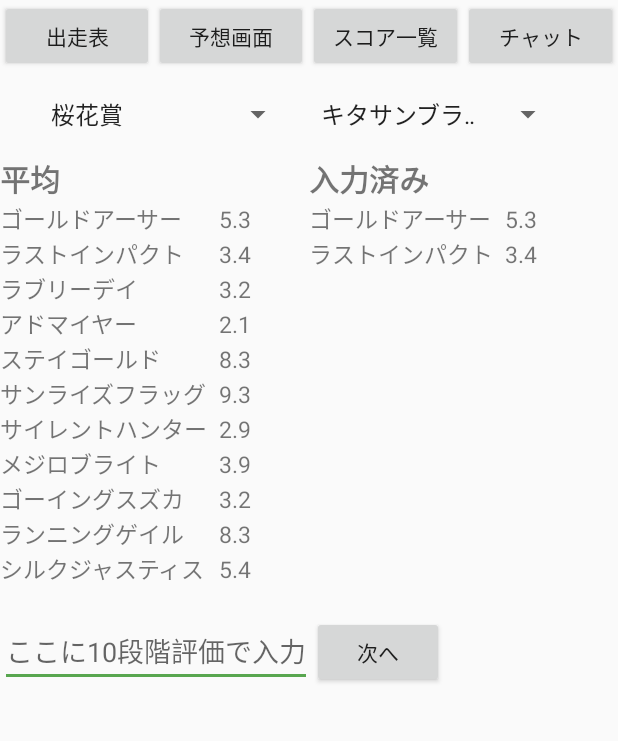
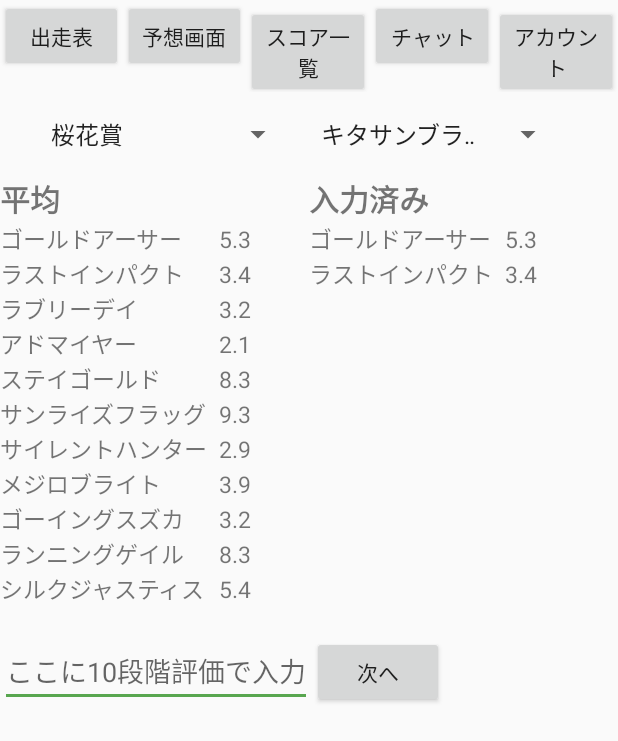
Before and after one commit to taichi1101/KEIBA2, an Android app: the screen it shows after launch (CalcActivity), after a tap on "予想画面", on a phone screen of 412 x 824 dp. Shown: the top 741 px of the screen. Run offline under Robolectric (Android 15) with nearby library versions, the phone set to English and light mode, and no system bars.

Commit message:
アカウントActivityを作って、どこからでも行けるようにした

```diff
--- a/app/src/main/AndroidManifest.xml
+++ b/app/src/main/AndroidManifest.xml
@@ -23,7 +23,8 @@
         <activity android:name=".UserInfoViewPagerAdapter" />
         <activity android:name=".TotalActivity" />
         <activity android:name=".ChatActivity" />
-        <activity android:name=".ArrayListAdapter"></activity>
+        <activity android:name=".ArrayListAdapter" />
+        <activity android:name=".AccountActivity"></activity>
     </application>
 
 </manifest>
--- a/app/src/main/java/com/example/android/sample/keiba/CalcActivity.java
+++ b/app/src/main/java/com/example/android/sample/keiba/CalcActivity.java
@@ -28,6 +28,7 @@ public class CalcActivity extends AppCompatActivity implements View.OnClickListe
     Button pushChatButton;
     Button pushTotalButton;
     Button pushMainButton;
+    Button pushAccountButton;
 
     //    レースのspinner
     Spinner idRaceSpinner;
@@ -49,12 +50,13 @@ public class CalcActivity extends AppCompatActivity implements View.OnClickListe
         pushChatButton=(Button)findViewById(R.id.pushChatButton);
         pushTotalButton=(Button)findViewById(R.id.pushTotalButton);
         pushMainButton=(Button)findViewById(R.id.pushRaceOrderButton);
+        pushAccountButton=(Button)findViewById(R.id.pushAccountButton);
 
 
         pushChatButton.setOnClickListener(this);
         pushTotalButton.setOnClickListener(this);
         pushMainButton.setOnClickListener(this);
-
+        pushAccountButton.setOnClickListener(this);
 
 
 
@@ -246,12 +248,13 @@ public class CalcActivity extends AppCompatActivity implements View.OnClickListe
         @Override
     public void onClick(View view) {
 
+            Intent intent;
 
         switch (view.getId()) {
             case R.id.pushChatButton:
 
                 //次のデータ入力画面にいくボタンが押されたので、処理する
-                Intent intent = new Intent(this, ChatActivity.class);
+                intent = new Intent(this, ChatActivity.class);
                 startActivity(intent);
                 break;
 
@@ -265,6 +268,10 @@ public class CalcActivity extends AppCompatActivity implements View.OnClickListe
                 intent = new Intent(this, MainActivity.class);
                 startActivity(intent);
                 break;
+
+            case R.id.pushAccountButton:
+                intent= new Intent(this,AccountActivity.class);
+                startActivity(intent);
 
         }
     }
--- a/app/src/main/java/com/example/android/sample/keiba/MainActivity.java
+++ b/app/src/main/java/com/example/android/sample/keiba/MainActivity.java
@@ -20,6 +20,7 @@ public class MainActivity extends Activity implements View.OnClickListener {
     Button pushCalcButton;
     Button pushTotalButton;
     Button pushChatButton;
+    Button pushAccountButton;
 
     //    レースのspinner
     Spinner idRaceSpinner;
@@ -38,10 +39,12 @@ public class MainActivity extends Activity implements View.OnClickListener {
         pushCalcButton=(Button)findViewById(R.id.pushCalcButton);
         pushTotalButton=(Button)findViewById(R.id.pushTotalButton);
         pushChatButton=(Button)findViewById(R.id.pushChatButton);
+        pushAccountButton=(Button)findViewById(R.id.pushAccountButton);
 
         pushCalcButton.setOnClickListener(this);
         pushTotalButton.setOnClickListener(this);
         pushChatButton.setOnClickListener(this);
+        pushAccountButton.setOnClickListener(this);
 
 
         //        spinner
@@ -138,12 +141,14 @@ public class MainActivity extends Activity implements View.OnClickListener {
     public void onClick(View view) {
 
 
+            Intent intent;
+
         switch (view.getId()) {
             case R.id.pushCalcButton:
 
 
                 //次のデータ入力画面にいくボタンが押されたので、処理する
-                Intent intent = new Intent(this, CalcActivity.class);
+                intent = new Intent(this, CalcActivity.class);
                 startActivity(intent);
                 break;
 
@@ -159,6 +164,10 @@ public class MainActivity extends Activity implements View.OnClickListener {
                 break;
 
 
+            case R.id.pushAccountButton:
+                intent = new Intent(this,AccountActivity.class);
+                startActivity(intent);
+                break;
 
 
 
--- a/app/src/main/res/layout/activity_calc.xml
+++ b/app/src/main/res/layout/activity_calc.xml
@@ -66,6 +66,15 @@
                     android:layout_height="wrap_content"
                     android:text="チャット" />
 
+
+                <Button
+                    android:id="@+id/pushAccountButton"
+                    android:layout_width="0dp"
+                    android:layout_height="wrap_content"
+                    android:layout_weight="1"
+                    android:text="アカウント"
+                    />
+
         </LinearLayout>
 
 
```
Also changed, not shown: app/src/main/java/com/example/android/sample/keiba/AccountActivity.java (added, +13 -0 lines), app/src/main/java/com/example/android/sample/keiba/ChatActivity.java (+14 -2 lines), app/src/main/java/com/example/android/sample/keiba/TotalActivity.java (+9 -3 lines), app/src/main/res/layout/activity_account.xml (added, +9 -0 lines), app/src/main/res/layout/activity_chat.xml (+11 -0 lines), app/src/main/res/layout/activity_main.xml (+11 -0 lines), app/src/main/res/layout/activity_total.xml (+25 -0 lines).
